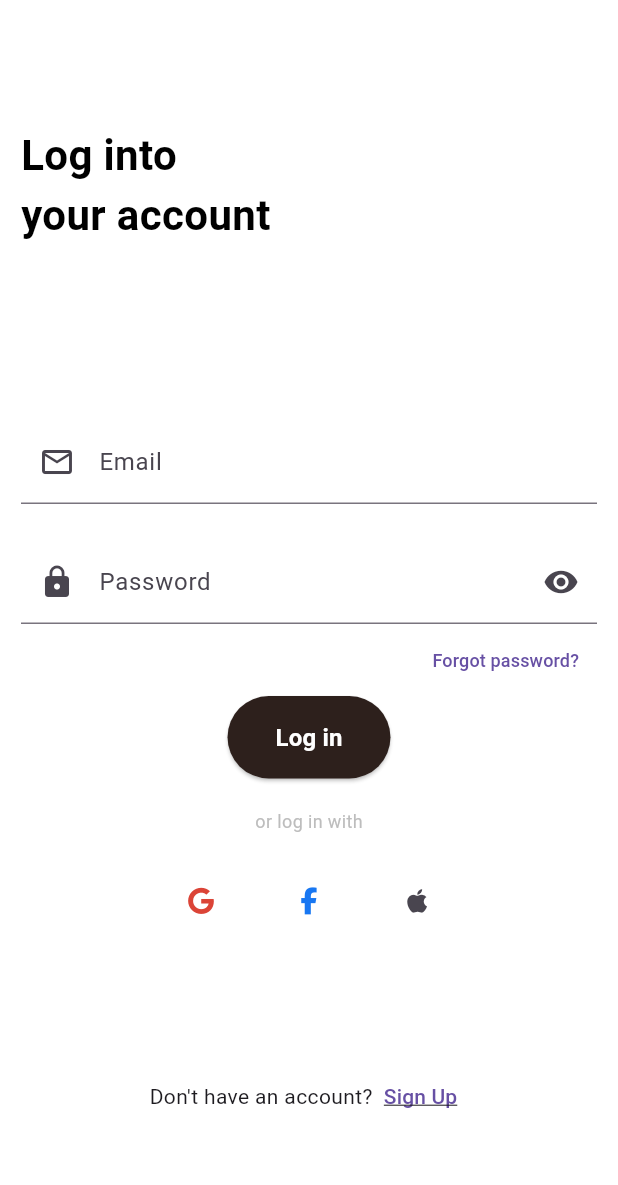
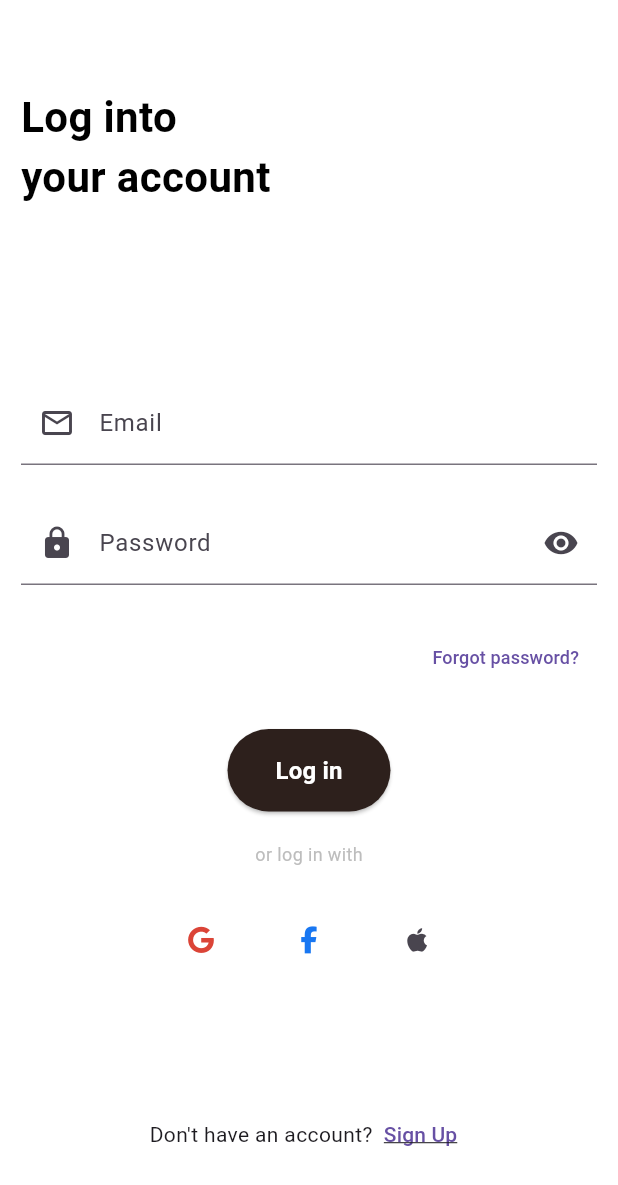
Before and after one commit to eedu7/ecom_flux, a Flutter app: the screen it shows after launch, on a phone screen of 412 x 824 dp. Shown: the top 1185 px of the screen. Run offline on Flutter 3.47's test engine with Material 3 defaults, Android fonts, the phone set to English and light mode, and no system bars; our stand-ins replace font_awesome_flutter, go_router, shared_preferences.

Commit message:
feat(auth): integrate login API and clean up login UI
- Connected LoginForm with AuthService for real API authentication
- Added loading state and success/error SnackBars for feedback
- Moved login button and forgot password into form for better structure
- Simplified LoginScreen layout and improved spacing consistency
- Removed redundant widgets and adjusted UI hierarchy

```diff
--- a/lib/features/auth/presentation/login_screen.dart
+++ b/lib/features/auth/presentation/login_screen.dart
@@ -20,6 +20,7 @@ class _LoginScreenState extends State<LoginScreen> {
           child: Column(
             mainAxisAlignment: MainAxisAlignment.spaceEvenly,
             crossAxisAlignment: CrossAxisAlignment.start,
+            spacing: 24.0,
             children: <Widget>[
               FormTitle(title: 'Log into', subTitle: 'your account'),
               Padding(
@@ -28,34 +29,6 @@ class _LoginScreenState extends State<LoginScreen> {
                   children: <Widget>[
                     SizedBox(height: 20),
                     LoginForm(),
-                    Align(
-                      alignment: Alignment.centerRight,
-                      child: TextButton(
-                        onPressed: () {},
-                        child: Text(
-                          'Forgot password?',
-                          style: TextStyle(fontSize: 12.0),
-                        ),
-                      ),
-                    ),
-                    ElevatedButton(
-                      onPressed: () {},
-                      style: ElevatedButton.styleFrom(
-                        padding: EdgeInsets.symmetric(
-                          vertical: 16.0,
-                          horizontal: 32.0,
-                        ),
-                        backgroundColor: Color(0xFF2D201C),
-                      ),
-                      child: Text(
-                        'Log in',
-                        style: TextStyle(
-                          fontWeight: FontWeight.bold,
-                          color: Colors.white,
-                          fontSize: 16.0,
-                        ),
-                      ),
-                    ),
                     SizedBox(height: 20.0),
                     Text(
                       'or log in with',
@@ -64,7 +37,7 @@ class _LoginScreenState extends State<LoginScreen> {
                         color: Colors.grey.shade400,
                       ),
                     ),
-                    SizedBox(height: 20.0),
+                    SizedBox(height: 24.0),
                     SocialLogin(),
                   ],
                 ),
--- a/lib/features/auth/widgets/login_form.dart
+++ b/lib/features/auth/widgets/login_form.dart
@@ -1,3 +1,4 @@
+import 'package:ecom_flux/features/auth/api/auth_service.dart';
 import 'package:flutter/material.dart';
 
 class LoginForm extends StatefulWidget {
@@ -15,6 +16,8 @@ class _LoginFormState extends State<LoginForm> {
   bool _isPasswordVisible = false;
   bool _isLoading = false;
 
+  final AuthService _authService = AuthService();
+
   @override
   void dispose() {
     _emailController.dispose();
@@ -27,10 +30,23 @@ class _LoginFormState extends State<LoginForm> {
 
     setState(() => _isLoading = true);
 
-    // Call the Login Api
-    await Future.delayed(const Duration(seconds: 2));
+    final result = await _authService.login(
+      email: _emailController.text.trim(),
+      password: _passwordController.text.trim(),
+    );
 
     setState(() => _isLoading = false);
+
+    if (result['success']) {
+      ScaffoldMessenger.of(
+        context,
+      ).showSnackBar(SnackBar(content: Text(result['message'])));
+      // TODO: Send to home page
+    } else {
+      ScaffoldMessenger.of(
+        context,
+      ).showSnackBar(SnackBar(content: Text(result['message'])));
+    }
   }
 
   @override
@@ -79,6 +95,35 @@ class _LoginFormState extends State<LoginForm> {
               ),
             ),
           ),
+          Align(
+            alignment: Alignment.centerRight,
+            child: TextButton(
+              onPressed: () {},
+              child: Text('Forgot password?', style: TextStyle(fontSize: 12.0)),
+            ),
+          ),
+          _isLoading
+              ? const Center(child: CircularProgressIndicator())
+              : Center(
+                  child: ElevatedButton(
+                    onPressed: _handleLogin,
+                    style: ElevatedButton.styleFrom(
+                      padding: EdgeInsets.symmetric(
+                        vertical: 16.0,
+                        horizontal: 32.0,
+                      ),
+                      backgroundColor: Color(0xFF2D201C),
+                    ),
+                    child: Text(
+                      'Log in',
+                      style: TextStyle(
+                        fontWeight: FontWeight.bold,
+                        color: Colors.white,
+                        fontSize: 16.0,
+                      ),
+                    ),
+                  ),
+                ),
         ],
       ),
     );
```
